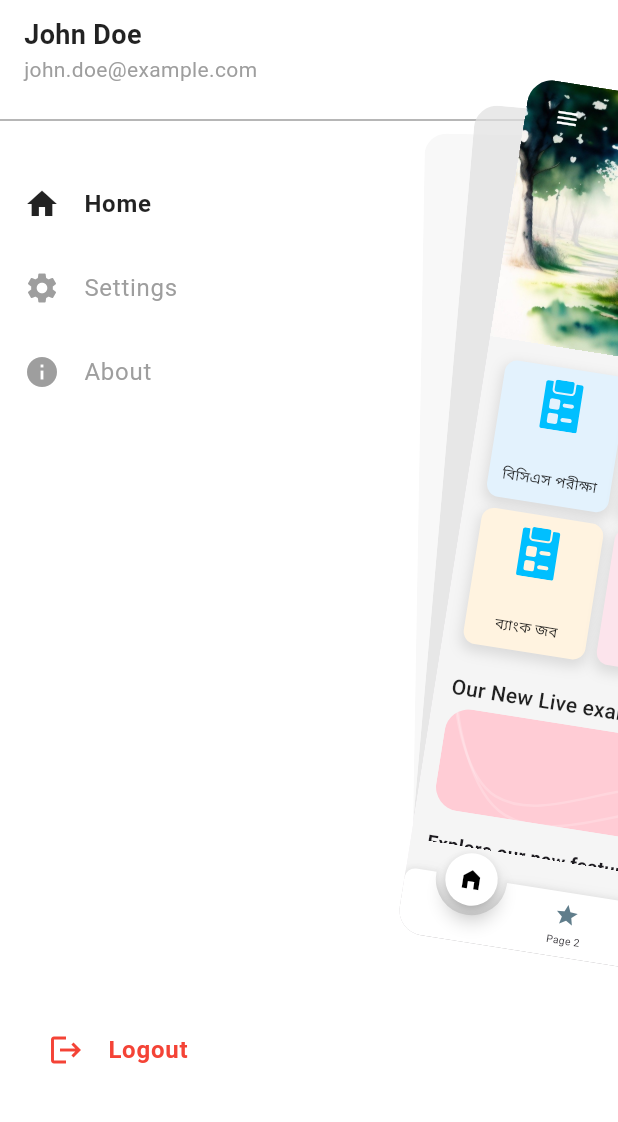
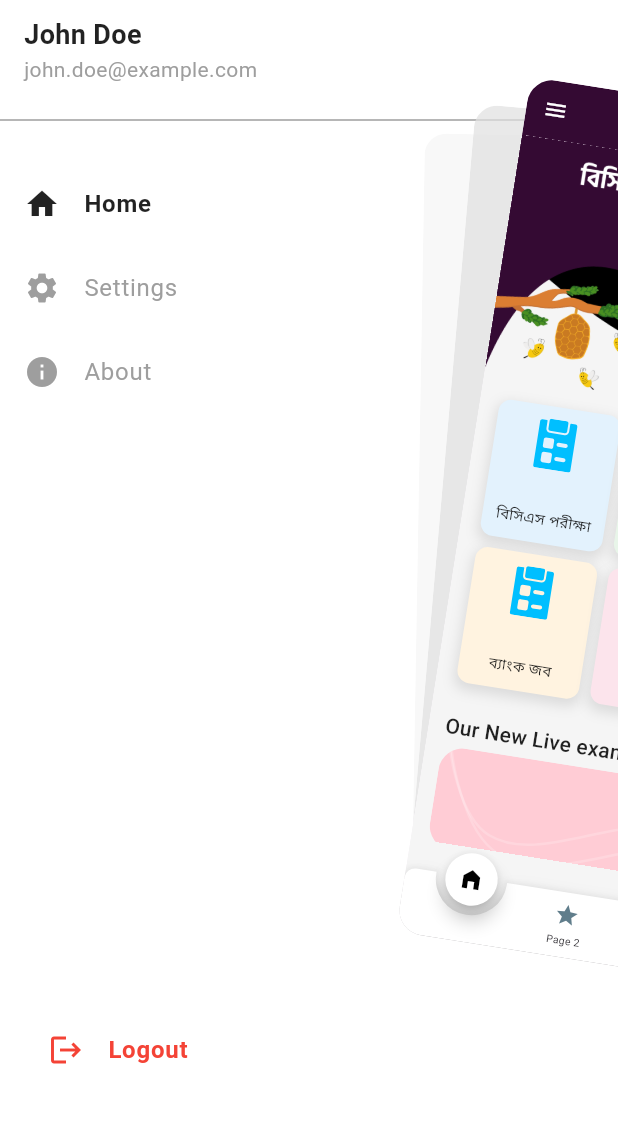
Before and after one commit to Farhan-S/online_exam_flutter_application, a Flutter app: the screen it shows after launch, after a tap on the "menu" icon, on a phone screen of 412 x 824 dp, the part 114-1236 px from its top. Run offline on Flutter 3.47's test engine with Material 3 defaults, Android fonts, the phone set to English and light mode, and no system bars; drawn by our look-alikes of animated_notch_bottom_bar, carousel_slider, flutter_zoom_drawer; our stand-ins replace flutter_svg.

Commit message:
navbar and carousel picture updated

```diff
--- a/lib/main.dart
+++ b/lib/main.dart
@@ -22,7 +22,7 @@ class MyApp extends StatelessWidget {
         controller: zoomDrawerController,
         style: DrawerStyle.defaultStyle,
         menuScreen: MenuScreen (),
-        mainScreen: HomeScreen(zoomDrawerController:zoomDrawerController),
+        mainScreen: HomeScreen(zoomDrawerController:zoomDrawerController,),
         borderRadius: 24.0,
         showShadow: true,
         mainScreenTapClose: true,
--- a/lib/screens/home_pages/page_one.dart
+++ b/lib/screens/home_pages/page_one.dart
@@ -11,9 +11,15 @@ import 'package:sesh_prostuti/widgets/list_new_exam.dart';
 /// add controller to check weather index through change or not. in page 1
 class Page1 extends StatefulWidget {
   final NotchBottomBarController? controller;
+  final ZoomDrawerController zoomDrawerController;
+  final ValueNotifier<Color> navbarColorNotifier; // Pass the ValueNotifier
+  const Page1({
+    super.key,
+    this.controller,
+    required this.zoomDrawerController,
+    required this.navbarColorNotifier,
 
-  final ZoomDrawerController zoomDrawerController;
-  const Page1({Key? key, this.controller, required this.zoomDrawerController}) : super(key: key);
+  });
 
   @override
   _Page1State createState() => _Page1State();
@@ -22,15 +28,19 @@ class Page1 extends StatefulWidget {
 
 class _Page1State extends State<Page1> {
 
-  Color _navbarColor = Colors.transparent;
   final List<Color> _carouselColors = [
-    Colors.red[200] ?? Colors.red,
-    Colors.blue[200] ?? Colors.blue,
-    Colors.green[200] ?? Colors.green,
-    Colors.orange[200] ?? Colors.orange,
+
+    Color.fromRGBO(52, 10, 51, 1) ,
+    Color.fromRGBO(140, 45, 0, 1),
+    Color.fromRGBO(201, 98, 14, 1),
+    Color.fromRGBO(53, 0, 0, 1),
+    Color.fromRGBO(38, 26, 23, 1),
+
+
+
+
   ];
-  int _currentIndex = 0;
-  bool _isVerticalScroll = false; // Track if vertical scroll is happening
+
   @override
   Widget build(BuildContext context) {
     return Container(
@@ -41,60 +51,47 @@ class _Page1State extends State<Page1> {
         child: Stack(
           children: [
             // Scrollable content (Carousel and below)
-            NotificationListener<ScrollNotification>(
-              onNotification: (scrollNotification) {
-                if (scrollNotification is ScrollUpdateNotification) {
-                  // Check if it's vertical scrolling
-                  if (scrollNotification.metrics.axis == Axis.vertical) {
-                    setState(() {
-                      _isVerticalScroll = true;
-                      // Change navbar color only if scrolled vertically
-                      if (scrollNotification.metrics.pixels > 50) {
-                        _navbarColor = _carouselColors[_currentIndex];
-                      } else {
-                        _navbarColor = Colors.transparent;
-                        _isVerticalScroll = false;
-                      }
-                    });
-                  }
-                }
-                return true;
-              },
-              child: SingleChildScrollView(
+            SingleChildScrollView(
               child: Column(
                 crossAxisAlignment: CrossAxisAlignment.start,
                 children: [
                   // Carousel
                   Container(
-                      height: 250,
+
                     width: double.infinity,
                     child: CarouselSlider(
                       options: CarouselOptions(
-                          height: 250.0,
+
                         viewportFraction: 1.0,
-                          autoPlay: !_isVerticalScroll,
+                        autoPlay: true,
                         autoPlayInterval: Duration(seconds: 10),
                         enlargeCenterPage: false,
                         onPageChanged: (index, reason) {
                           setState(() {
-                              _currentIndex = index;
+                            // Update the navbar color using ValueNotifier
+                            widget.navbarColorNotifier.value = _carouselColors[index];
+
 
                           });
+
 
                           // Change status bar color
                           SystemChrome.setSystemUIOverlayStyle(
                             SystemUiOverlayStyle(
                               statusBarColor: _carouselColors[index],
                               statusBarIconBrightness: Brightness.light,
+                              systemNavigationBarColor: _carouselColors[index],
+
                             ),
                           );
                         },
                       ),
                       items: [
-                          'lib/assets/c_1.jpg',
-                          'lib/assets/c_2.jpg',
-                          'lib/assets/c_3.png',
-                          'lib/assets/c_4.png',
+                        'lib/assets/1.png',
+                        'lib/assets/2.png',
+                        'lib/assets/3.png',
+                        'lib/assets/4.png',
+                        'lib/assets/5.png',
                       ].map((imageUrl) {
                         return Builder(
                           builder: (BuildContext context) {
@@ -102,7 +99,7 @@ class _Page1State extends State<Page1> {
                               decoration: BoxDecoration(
                                 image: DecorationImage(
                                   image: AssetImage(imageUrl),
-                                    fit: BoxFit.fill,
+                                  fit: BoxFit.fitWidth,
                                 ),
                               ),
                             );
@@ -203,54 +200,11 @@ class _Page1State extends State<Page1> {
                     ],
                   ),
 
-
-
-
-
-
-
-
-
                 ],
               ),
 
             ),
-            ),
-            // Fixed Navbar
-            Container(
-              color: _navbarColor, // Dynamic navbar color
-              padding: const EdgeInsets.symmetric(vertical: 10, horizontal: 16),
-              child: Row(
-                mainAxisAlignment: MainAxisAlignment.spaceBetween,
-                children: [
-                  IconButton(
-                    icon: Icon(Icons.menu, color: Colors.white),
-                    onPressed: () {
-                      // Handle menu action
-                      widget.zoomDrawerController.toggle?.call();
 
-                    },
-                  ),
-                  Text(
-                    'Sesh Prostuti',
-                    style: TextStyle(
-                      fontSize: 20,
-                      fontWeight: FontWeight.bold,
-                      color: Colors.white,
-                    ),
-                  ),
-                  IconButton(
-                    icon: CircleAvatar(
-                      radius: 16,
-                      backgroundImage: AssetImage('lib/assets/Avatar.png'),
-                    ),
-                    onPressed: () {
-                      // Handle profile action
-                    },
-                  ),
-                ],
-              ),
-            ),
           ],
         ),
       ),
--- a/lib/screens/home_screen.dart
+++ b/lib/screens/home_screen.dart
@@ -6,7 +6,10 @@ import 'package:sesh_prostuti/utils/bottom_nav_bar.dart';
 
 class HomeScreen extends StatefulWidget {
   final ZoomDrawerController zoomDrawerController;
-  const HomeScreen({super.key, required this.zoomDrawerController});
+  const HomeScreen({
+    super.key,
+    required this.zoomDrawerController,
+  });
 
   @override
   _HomeScreenState createState() => _HomeScreenState();
@@ -16,15 +19,26 @@ class _HomeScreenState extends State<HomeScreen> {
   /// Controller to handle PageView and also handles initial page
   final _pageController = PageController(initialPage: 0);
 
+  /// ValueNotifier for Navbar Color
+  final ValueNotifier<Color> _navbarColorNotifier = ValueNotifier<Color>(Color.fromRGBO(52, 10, 51, 1));
+
+
   /// Controller to handle bottom nav bar and also handles initial page
   final NotchBottomBarController _controller = NotchBottomBarController(index: 0);
 
+  final List<Color> _darkColors = [
+    Color.fromRGBO(38, 26, 23, 1),
+    Color.fromRGBO(52, 10, 51, 1),
+    Color.fromRGBO(53, 0, 0, 1),
+  ];
+  /// Determine if the navbar color is dark
+  bool get isNavbarDark => _darkColors.contains(_navbarColorNotifier.value);
   int maxCount = 5;
 
   @override
   void dispose() {
     _pageController.dispose();
-
+    _navbarColorNotifier.dispose();
     super.dispose();
   }
 //end notched navigation bar
@@ -36,6 +50,7 @@ class _HomeScreenState extends State<HomeScreen> {
       Page1(
         zoomDrawerController:widget.zoomDrawerController,
         controller: (_controller),
+        navbarColorNotifier: _navbarColorNotifier,
       ),
       const Page2(),
       const Page3(),
@@ -43,6 +58,45 @@ class _HomeScreenState extends State<HomeScreen> {
       const Page5(),
     ];
     return Scaffold(
+      appBar:  PreferredSize(
+        preferredSize: const Size.fromHeight(56),
+        child: ValueListenableBuilder<Color>(
+          valueListenable: _navbarColorNotifier,
+          builder: (context, color, child) {
+            final textColor = isNavbarDark ? Colors.white : Colors.black;
+            final iconColor = isNavbarDark ? Colors.white : Colors.black;
+
+            return AppBar(
+              backgroundColor: color, // Dynamically updated color
+              elevation: 0,
+              title:  Center(child: Text('Sesh Prostuti',style: TextStyle(
+                fontWeight: FontWeight.bold,
+                color: textColor
+              ),)),
+              leading: IconButton(
+                icon: Icon(Icons.menu,color: iconColor,),
+                onPressed: () {
+                  widget.zoomDrawerController.toggle?.call();
+                },
+              ),
+              actions: [
+                Padding(
+                  padding: const EdgeInsets.only(right: 16.0),
+                  child: IconButton(
+                    icon: const CircleAvatar(
+                      radius: 16,
+                      backgroundImage: AssetImage('lib/assets/Avatar.png'),
+                    ),
+                    onPressed: () {
+                      // Handle profile action
+                    },
+                  ),
+                ),
+              ],
+            );
+          },
+        ),
+      ),
       body: PageView(
         controller: _pageController,
         physics: const NeverScrollableScrollPhysics(),
```
Also changed, not shown: lib/assets/1.png (added), lib/assets/2.png (added), lib/assets/3.png (added), lib/assets/4.png (added), lib/assets/5.png (added), lib/assets/c_1.jpg (deleted), lib/assets/c_2.jpg (deleted), lib/assets/c_3.png (deleted), lib/assets/c_4.png (deleted). Lines whose indentation alone changed are shown as unchanged.
